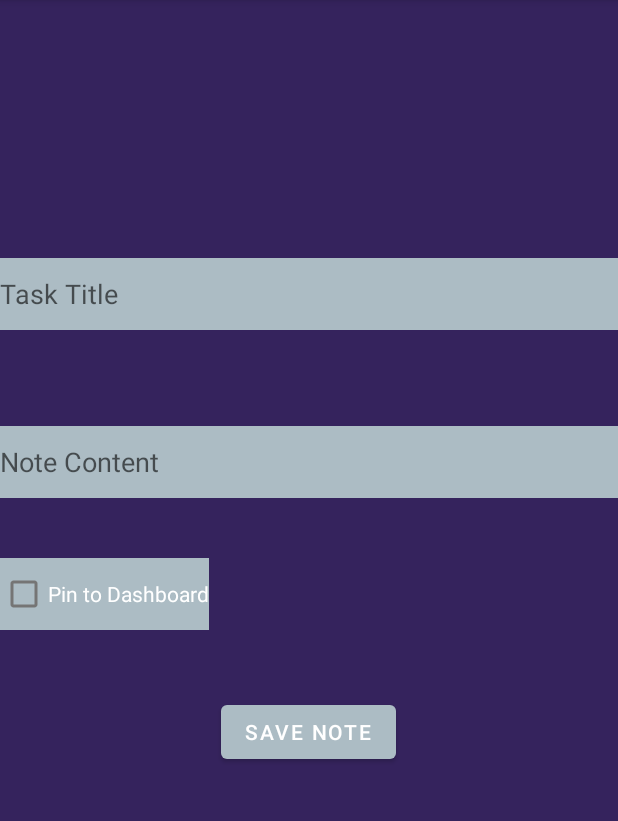
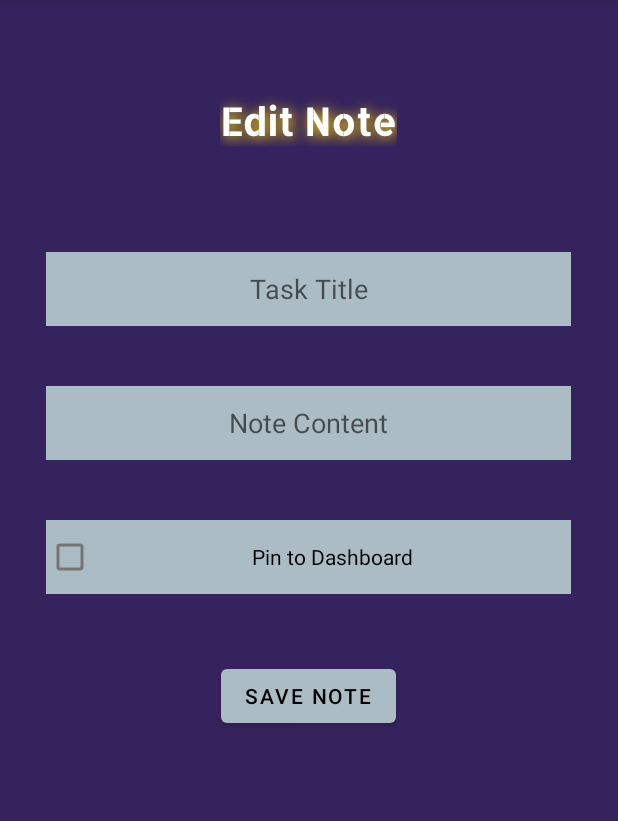
Before and after one commit to NotedSalmon/FreshMind, an Android app: the Notes_EditNote screen opened directly, with no data from a screen before it, on a phone screen of 412 x 824 dp, the part 84-905 px from its top. Run offline under Robolectric (Android 15) with nearby library versions, the phone set to English and light mode, and no system bars; our stand-ins replace Firebase (no records; nobody signed in at launch, a user with empty details on screens opened directly), navigation-ui; 1 statement that could not run was skipped.

```diff
--- a/app/src/main/java/com/example/freshmind/Authentication/User_Login.kt
+++ b/app/src/main/java/com/example/freshmind/Authentication/User_Login.kt
@@ -18,7 +18,9 @@ import com.example.freshmind.Extras.changeTextBoxColor
 import com.example.freshmind.Extras.changeTitleColor
 import com.example.freshmind.Extras.getColorResource
 import com.example.freshmind.R
+import com.example.freshmind.UI.Settings.isExpiredTasksEnabled
 import com.example.freshmind.UI.Starter
+import com.example.freshmind.UI.globalTheme
 import com.example.wagonersexperts.extra.SHAEncryption.shaEncrypt
 var globalUser: String = "" // Global variable to store the username
 class User_Login : AppCompatActivity() {
--- a/app/src/main/java/com/example/freshmind/UI/Notes/Notes_EditNote.kt
+++ b/app/src/main/java/com/example/freshmind/UI/Notes/Notes_EditNote.kt
@@ -18,6 +18,8 @@ import com.example.freshmind.Database.Task_DataFiles
 import com.example.freshmind.Extras.changeEditBoxColor
 import com.example.freshmind.Extras.changeTextBoxColor
 import com.example.freshmind.Extras.changeTextColors
+import com.example.freshmind.Extras.changeTextColorsNT
+import com.example.freshmind.Extras.changeTitleColor
 import com.example.freshmind.Extras.getColorResource
 import com.example.freshmind.R
 import java.text.SimpleDateFormat
@@ -34,6 +36,7 @@ class Notes_EditNote : AppCompatActivity() {
     private lateinit var checkboxIsPinned: CheckBox
     private lateinit var buttonSaveTask: Button
     private lateinit var noteDateCreated: String
+    private lateinit var txtTitleEditNote: TextView
     private var noteID: Int = -1
 
     override fun onCreate(savedInstanceState: Bundle?) {
@@ -47,6 +50,7 @@ class Notes_EditNote : AppCompatActivity() {
         editTextContent = findViewById(R.id.txtEditNote_Content)
         checkboxIsPinned = findViewById(R.id.checkIsPinned)
         buttonSaveTask = findViewById(R.id.buttonSaveNote)
+        txtTitleEditNote = findViewById(R.id.txtTitleEditNote)
 
         // Retrieve task details passed from NoteFragment
         val intent = intent
@@ -68,9 +72,10 @@ class Notes_EditNote : AppCompatActivity() {
             updateTask()
         }
 
+        changeTitleColor(this, txtTitleEditNote)
         changeEditBoxColor(this, editTextTitle, editTextContent)
         changeTextBoxColor(this, checkboxIsPinned, buttonSaveTask)
-        changeTextColors(this , editTextTitle, checkboxIsPinned, buttonSaveTask, editTextContent)
+        changeTextColorsNT(this , editTextTitle, checkboxIsPinned, buttonSaveTask, editTextContent)
     }
 
     private fun updateTask() {
--- a/app/src/main/java/com/example/freshmind/UI/Task/TaskListFragment.kt
+++ b/app/src/main/java/com/example/freshmind/UI/Task/TaskListFragment.kt
@@ -47,7 +47,7 @@ class TaskListFragment : Fragment(), TaskAdapter.EditTaskClickListener {
         swipeRefreshLayout = view.findViewById(R.id.swipeRefreshLayout)
 
 
-        tasks.addAll(getAllTasks())
+        //tasks.addAll(getAllTasks())
 
         taskAdapter = TaskAdapter(tasks, this)
         recyclerView.adapter = taskAdapter
--- a/app/src/main/java/com/example/freshmind/UI/Welcome/WelcomeFragment.kt
+++ b/app/src/main/java/com/example/freshmind/UI/Welcome/WelcomeFragment.kt
@@ -17,6 +17,7 @@ import com.example.freshmind.Extras.changeTextColors
 import com.example.freshmind.Extras.getColorResource
 import com.example.freshmind.R
 import com.example.freshmind.UI.Notes.NotesPinnedAdapter
+import com.example.freshmind.UI.Settings.isExpiredTasksEnabled
 import com.example.freshmind.UI.Task.ClosestTasksAdapter
 import com.example.freshmind.UI.globalTheme
 import com.example.freshmind.databinding.FragmentWelcomeBinding
@@ -25,8 +26,8 @@ import java.time.ZoneId
 import java.time.ZoneOffset
 
 class WelcomeFragment : Fragment(), TaskCountdownTimer.CountdownTickListener {
+
     private var _binding: FragmentWelcomeBinding? = null
-    private val binding get() = _binding!!
     private lateinit var notesRecyclerView: RecyclerView
     private lateinit var notesPinnedAdapter: NotesPinnedAdapter
     private val notes: MutableList<Notes_DataFiles> = mutableListOf() // Initialize an empty list
@@ -50,6 +51,8 @@ class WelcomeFragment : Fragment(), TaskCountdownTimer.CountdownTickListener {
     ): View? {
         setHasOptionsMenu(true)
         val view = inflater.inflate(R.layout.fragment_welcome, container, false)
+        globalTheme = dbHelper.retrieveTheme()
+        isExpiredTasksEnabled = dbHelper.retrieveHideTasks()
         view?.setBackgroundColor(resources.getColor(getColorResource(requireContext())))
         /**
          * Innitialise all the textViews in the Welcome Fragment
--- a/app/src/main/res/layout/activity_edit_note.xml
+++ b/app/src/main/res/layout/activity_edit_note.xml
@@ -6,43 +6,67 @@
     android:layout_width="match_parent"
     android:layout_height="match_parent">
 
+    <TextView
+        android:id="@+id/txtTitleEditNote"
+        android:layout_width="wrap_content"
+        android:layout_height="wrap_content"
+        android:layout_marginStart="44dp"
+        android:layout_marginTop="64dp"
+        android:layout_marginEnd="44dp"
+        android:fontFamily="@font/allerta_stencil"
+        android:text="Edit Note"
+        android:textColor="#642888"
+        android:textSize="25sp"
+        android:textStyle="bold"
+        android:typeface="sans"
+        app:layout_constraintEnd_toEndOf="parent"
+        app:layout_constraintHorizontal_bias="0.497"
+        app:layout_constraintStart_toStartOf="parent"
+        app:layout_constraintTop_toTopOf="parent" />
+
     <EditText
         android:id="@+id/txtEditNote_Title"
-        android:layout_width="match_parent"
-        android:layout_height="wrap_content"
-        android:layout_marginTop="172dp"
+        android:layout_width="350dp"
+        android:layout_height="49dp"
+        android:layout_marginStart="4dp"
+        android:layout_marginTop="168dp"
         android:hint="Task Title"
+        android:textAlignment="center"
         android:inputType="text"
         android:minHeight="48dp"
         app:layout_constraintEnd_toEndOf="parent"
-        app:layout_constraintHorizontal_bias="0.0"
+        app:layout_constraintHorizontal_bias="0.456"
         app:layout_constraintStart_toStartOf="parent"
-        app:layout_constraintTop_toTopOf="parent"/>
+        app:layout_constraintTop_toTopOf="parent" />
+
 
     <EditText
         android:id="@+id/txtEditNote_Content"
-        android:layout_width="match_parent"
-        android:layout_height="wrap_content"
-        android:layout_marginTop="64dp"
+        android:layout_width="350dp"
+        android:layout_height="49dp"
+        android:layout_marginStart="4dp"
+        android:layout_marginTop="40dp"
+        android:hint="Note Content"
         android:inputType="textMultiLine"
         android:minHeight="48dp"
+        android:textAlignment="center"
         app:layout_constraintEnd_toEndOf="parent"
-        app:layout_constraintHorizontal_bias="0.0"
+        app:layout_constraintHorizontal_bias="0.456"
         app:layout_constraintStart_toStartOf="parent"
-        app:layout_constraintTop_toBottomOf="@+id/txtEditNote_Title"
-        android:hint="Note Content" />
+        app:layout_constraintTop_toBottomOf="@+id/txtEditNote_Title" />
 
     <CheckBox
         android:id="@+id/checkIsPinned"
-        android:layout_width="wrap_content"
-        android:layout_height="wrap_content"
+        android:layout_width="350dp"
+        android:layout_height="49dp"
+        android:layout_marginStart="4dp"
         android:layout_marginTop="40dp"
-        app:layout_constraintTop_toBottomOf="@+id/txtEditNote_Content"
+        android:textAlignment="center"
         android:text="Pin to Dashboard"
         app:layout_constraintEnd_toEndOf="parent"
-        app:layout_constraintHorizontal_bias="0.0"
-        app:layout_constraintStart_toStartOf="parent"/>
-
+        app:layout_constraintHorizontal_bias="0.456"
+        app:layout_constraintStart_toStartOf="parent"
+        app:layout_constraintTop_toBottomOf="@+id/txtEditNote_Content" />
 
     <Button
         android:id="@+id/buttonSaveNote"
--- a/app/src/main/res/layout/activity_login.xml
+++ b/app/src/main/res/layout/activity_login.xml
@@ -32,7 +32,7 @@
 
     <EditText
         android:id="@+id/txtUser_Login_Username"
-        android:layout_width="378dp"
+        android:layout_width="370dp"
         android:layout_height="68dp"
         android:layout_marginTop="92dp"
         android:background="#A3642888"
@@ -47,7 +47,7 @@
 
     <EditText
         android:id="@+id/txtUser_Login_Password"
-        android:layout_width="378dp"
+        android:layout_width="370dp"
         android:layout_height="68dp"
         android:layout_marginStart="16dp"
         android:layout_marginTop="56dp"
```
Also changed, not shown: app/src/main/java/com/example/freshmind/Database/Calendar_DataFiles.kt (deleted, +0 -18 lines), app/src/main/java/com/example/freshmind/Database/DBHelper.kt (+113 -27 lines), app/src/main/java/com/example/freshmind/Database/Settings_DataFiles.kt (+3 -4 lines), app/src/main/java/com/example/freshmind/Extras/BackgroundSettings.kt (+30 -2 lines), app/src/main/java/com/example/freshmind/UI/Notes/Notes_AddNote.kt (+6 -1 lines), app/src/main/java/com/example/freshmind/UI/Settings/SettingsFragment.kt (+8 -2 lines), app/src/main/java/com/example/freshmind/UI/Starter.kt (+9 -11 lines), app/src/main/java/com/example/freshmind/UI/Task/TaskList_AddTask.kt (+6 -1 lines), app/src/main/java/com/example/freshmind/UI/Task/TaskList_EditTask.kt (+6 -1 lines), app/src/main/res/layout/activity_create_note.xml (+35 -11 lines), app/src/main/res/layout/activity_create_task.xml (+36 -9 lines), app/src/main/res/layout/activity_edit_task.xml (+38 -10 lines), app/src/main/res/layout/activity_register.xml (+5 -5 lines).
